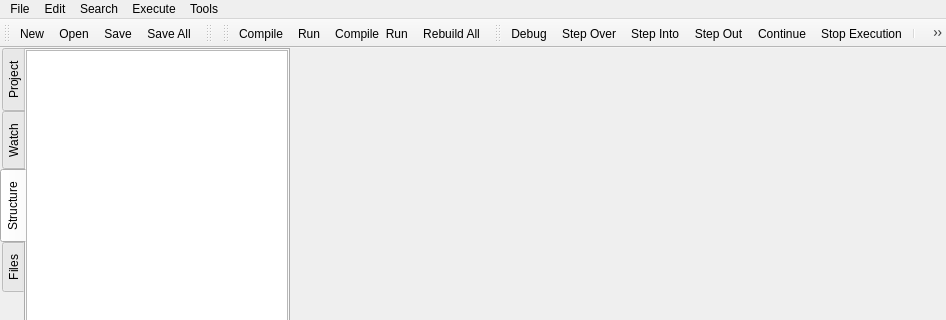
Qt form RedPandaIDE/mainwindow.ui (royqh1979/RedPanda-CPP) before a commit; both pictures show x 0 to 946 and y 0 to 320 of the 946 by 657 pixel window.
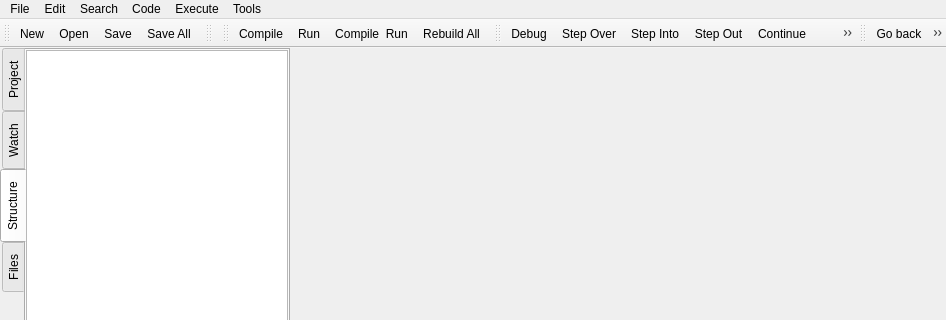
The same form after that commit. Icons and pictures are not drawn. Custom widgets are drawn as their Qt base class.

The edit to the form file:
```diff
--- a/RedPandaIDE/mainwindow.ui
+++ b/RedPandaIDE/mainwindow.ui
@@ -823,9 +823,21 @@
     <addaction name="actionFind_Next"/>
     <addaction name="actionFind_Previous"/>
    </widget>
+   <widget class="QMenu" name="menuCode">
+    <property name="title">
+     <string>Code</string>
+    </property>
+    <addaction name="separator"/>
+    <addaction name="actionBack"/>
+    <addaction name="actionForward"/>
+    <addaction name="separator"/>
+    <addaction name="separator"/>
+    <addaction name="actionReformat_Code"/>
+   </widget>
    <addaction name="menuFile"/>
    <addaction name="menuEdit"/>
    <addaction name="menuSearch"/>
+   <addaction name="menuCode"/>
    <addaction name="menuExecute"/>
    <addaction name="menuTools"/>
   </widget>
@@ -914,6 +926,21 @@
    <addaction name="separator"/>
    <addaction name="actionAdd_Watch"/>
   </widget>
+  <widget class="QToolBar" name="toolbarCode">
+   <property name="windowTitle">
+    <string>toolBar</string>
+   </property>
+   <attribute name="toolBarArea">
+    <enum>TopToolBarArea</enum>
+   </attribute>
+   <attribute name="toolBarBreak">
+    <bool>false</bool>
+   </attribute>
+   <addaction name="actionBack"/>
+   <addaction name="actionForward"/>
+   <addaction name="separator"/>
+   <addaction name="actionReformat_Code"/>
+  </widget>
   <action name="actionNew">
    <property name="icon">
     <iconset>
@@ -1360,6 +1387,45 @@
     <string>Modify Watch...</string>
    </property>
   </action>
+  <action name="actionReformat_Code">
+   <property name="icon">
+    <iconset>
+     <normalon>:/icons/images/newlook24/063-reformat.png</normalon>
+    </iconset>
+   </property>
+   <property name="text">
+    <string>Reformat Code</string>
+   </property>
+   <property name="shortcut">
+    <string>Ctrl+Shift+A</string>
+   </property>
+  </action>
+  <action name="actionBack">
+   <property name="icon">
+    <iconset>
+     <normalon>:/icons/images/newlook24/006-Back.png</normalon>
+    </iconset>
+   </property>
+   <property name="text">
+    <string>Go back</string>
+   </property>
+   <property name="shortcut">
+    <string>Ctrl+Alt+Left</string>
+   </property>
+  </action>
+  <action name="actionForward">
+   <property name="icon">
+    <iconset>
+     <normalon>:/icons/images/newlook24/038-Forward.png</normalon>
+    </iconset>
+   </property>
+   <property name="text">
+    <string>Forward</string>
+   </property>
+   <property name="shortcut">
+    <string>Ctrl+Alt+Right</string>
+   </property>
+  </action>
  </widget>
  <customwidgets>
   <customwidget>
```
